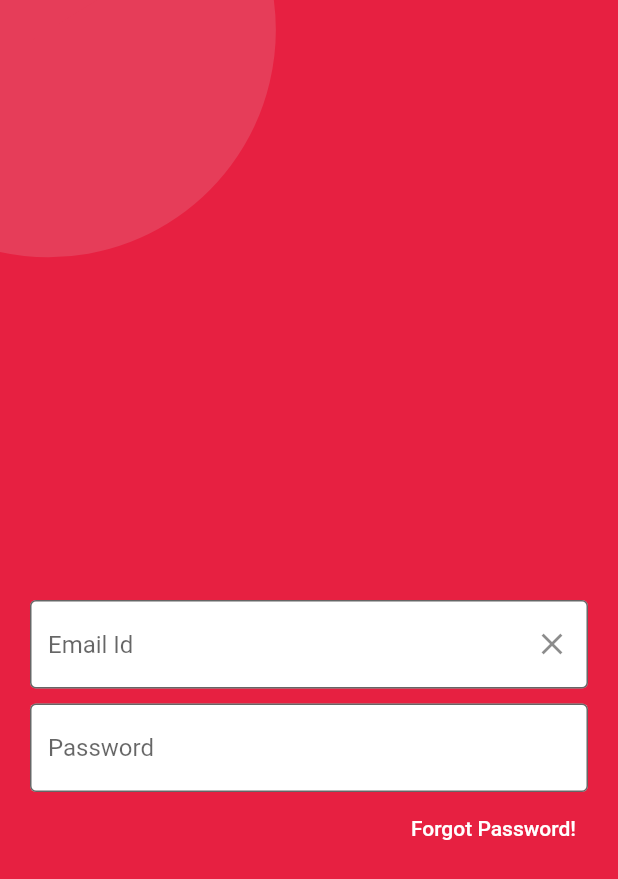
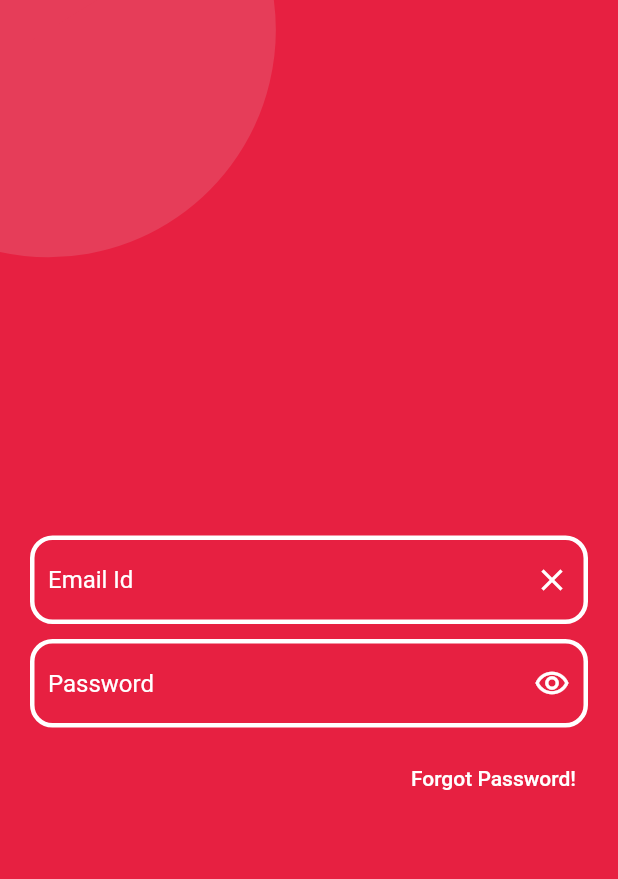
Before and after one commit to adinashby-vanier-college/app-dev-2-project-gurjas936, a Flutter app: the screen it shows after launch, after a tap on "Sign in", on a phone screen of 412 x 824 dp. Shown: the top 879 px of the screen. Run offline on Flutter 3.47's test engine with Material 2 defaults, Android fonts, the phone set to English and light mode, and no system bars; Roboto replaces fonts that are missing (Qiucksand, Quicksand).

Commit message:
input field edits

```diff
--- a/lib/screens/signIn.dart
+++ b/lib/screens/signIn.dart
@@ -3,7 +3,7 @@ import 'package:flutter/material.dart';
 class signIn extends StatelessWidget {
   // const signIn({Key? key}) : super(key: key);
   final _textController = TextEditingController();
-  final passwordController = TextEditingController();
+  final _passwordController = TextEditingController();
 
   @override
   Widget build(BuildContext context) {
@@ -22,40 +22,52 @@ class signIn extends StatelessWidget {
               foregroundPainter: LinePainter(),
             ),
           ),
-          SizedBox(height: 300.0),
+          SizedBox(height: 257.0), /////     create space above the fields
           Container(
             padding: EdgeInsets.only(right: 20.0, left: 20.0, bottom: 10),
             child: TextField(
               controller: _textController,
               decoration: InputDecoration(
-                  fillColor: Colors.white,
+                  fillColor: Color(0xffe72041),
                   hintText: "Email Id",
+                  hintStyle: TextStyle(color: Colors.white, fontFamily: 'Qiucksand'),
                   filled: true,
-                  border: OutlineInputBorder(
-                    borderSide: BorderSide(),
+                  enabledBorder: OutlineInputBorder(
+                    borderRadius: BorderRadius.circular(15),
+                    borderSide: BorderSide(width: 3, color: Colors.white),
                   ),
                   suffixIcon: IconButton(
                     onPressed: () {
                       _textController.clear();
                     },
-                    icon: Icon(Icons.clear),
+                    icon: Icon(Icons.clear, color: Colors.white,),
                   )),
             ),
           ),
 
           ///////////////////////////////////// Password Field
 
+          Container(
+            padding: EdgeInsets.only(right: 20.0, left: 20.0, bottom: 10),
+            child: TextField(
+              controller: _passwordController,
+              obscureText: true,
+              decoration: InputDecoration(
+                  fillColor: Color(0xffe72041),
+                  hintText: "Password",
+                  hintStyle: TextStyle(color: Colors.white, fontFamily: 'Qiucksand'),
+                  filled: true,
+                  enabledBorder: OutlineInputBorder(
+                    borderRadius: BorderRadius.circular(15),
+                    borderSide: BorderSide(width: 3, color: Colors.white),
+                  ),
+                  suffixIcon: IconButton(
+                    onPressed: () {
+                      obscureText: false;
+                    },
 
-          Container(
-            padding: EdgeInsets.only(right: 20.0, left: 20),
-            child: TextField(
-              obscureText: true,
-              controller: passwordController,
-              decoration: const InputDecoration(
-                border: OutlineInputBorder(),
-                hintText: 'Password',
-                fillColor: Colors.white,
-                filled: true,
+                    icon: Icon(Icons.remove_red_eye_outlined, color: Colors.white,),
+                  ),
               ),
             ),
           ),
@@ -73,10 +85,7 @@ class signIn extends StatelessWidget {
                   fontFamily: 'Quicksand',
                 ),
               ),
-              onPressed: () {
-
-
-              },
+              onPressed: () {},
             ),
           ),
         ],
```
